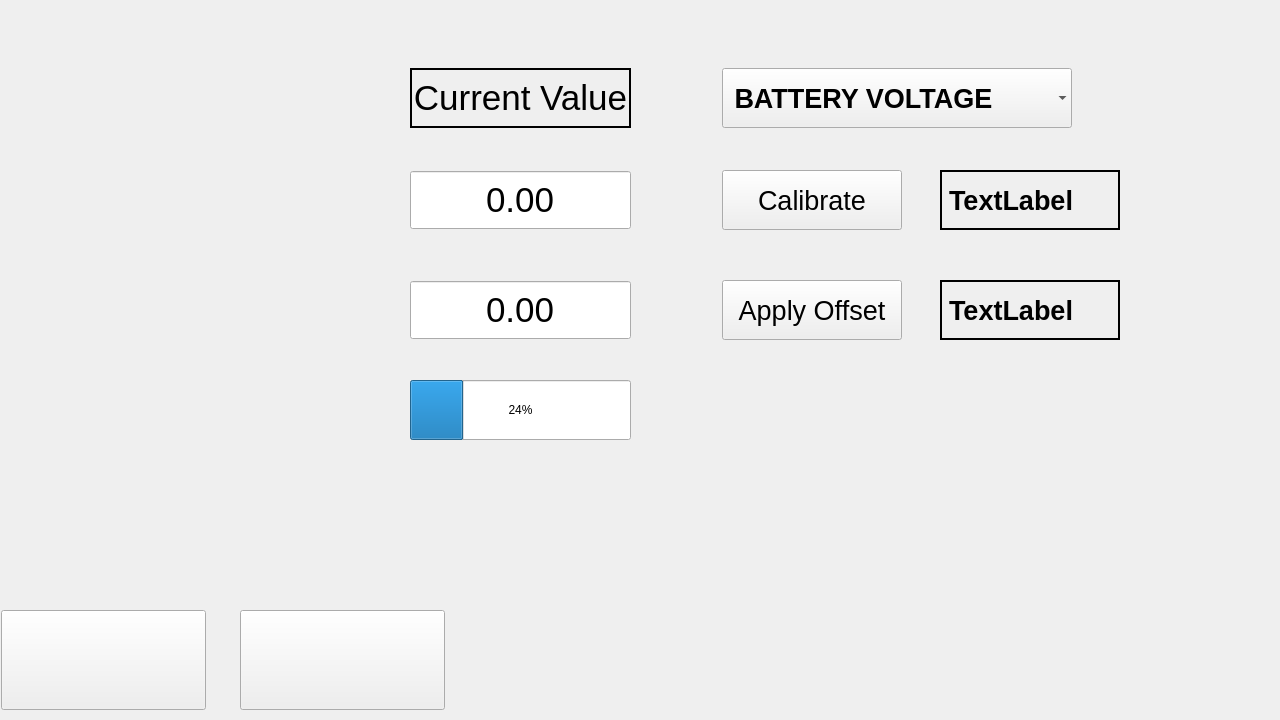
The window that mainwindow.ui (solarpieter/SP515_Display_2) describes before a commit, drawn with Qt 5.
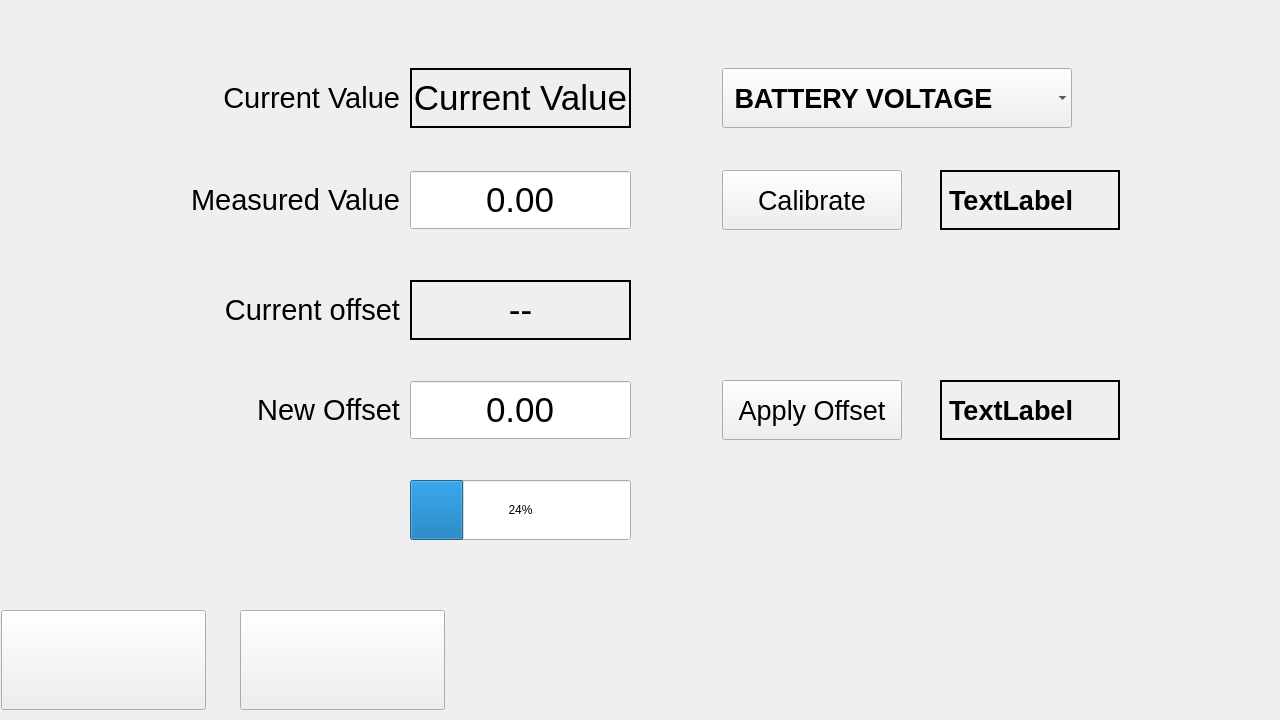
The same window after the commit. The open tabs and pages were chosen to show the change. Icons and pictures are not drawn. Custom widgets are drawn as their Qt base class.

Commit message: Calibration: the SP515 does the maths, Current offset box, channel table matches the combo box

Diff of the .ui file:
```diff
--- a/mainwindow.ui
+++ b/mainwindow.ui
@@ -1798,7 +1798,7 @@
       <property name="geometry">
        <rect>
         <x>410</x>
-        <y>380</y>
+        <y>480</y>
         <width>221</width>
         <height>60</height>
        </rect>
@@ -1842,7 +1842,7 @@
       <property name="geometry">
        <rect>
         <x>940</x>
-        <y>280</y>
+        <y>380</y>
         <width>180</width>
         <height>60</height>
        </rect>
@@ -1867,7 +1867,7 @@
       <property name="geometry">
        <rect>
         <x>722</x>
-        <y>280</y>
+        <y>380</y>
         <width>180</width>
         <height>60</height>
        </rect>
@@ -2036,7 +2036,7 @@
       <property name="geometry">
        <rect>
         <x>410</x>
-        <y>280</y>
+        <y>380</y>
         <width>221</width>
         <height>60</height>
        </rect>
@@ -2080,6 +2080,124 @@
        <double>999.990000000000009</double>
       </property>
      </widget>
+     <widget class="QLabel" name="label_cal_current_caption">
+      <property name="geometry">
+       <rect>
+        <x>20</x>
+        <y>68</y>
+        <width>380</width>
+        <height>60</height>
+       </rect>
+      </property>
+      <property name="font">
+       <font>
+        <pointsize>22</pointsize>
+       </font>
+      </property>
+      <property name="text">
+       <string>Current Value</string>
+      </property>
+      <property name="alignment">
+       <set>Qt::AlignmentFlag::AlignRight|Qt::AlignmentFlag::AlignVCenter</set>
+      </property>
+     </widget>
+     <widget class="QLabel" name="label_cal_measured_caption">
+      <property name="geometry">
+       <rect>
+        <x>20</x>
+        <y>170</y>
+        <width>380</width>
+        <height>60</height>
+       </rect>
+      </property>
+      <property name="font">
+       <font>
+        <pointsize>22</pointsize>
+       </font>
+      </property>
+      <property name="text">
+       <string>Measured Value</string>
+      </property>
+      <property name="alignment">
+       <set>Qt::AlignmentFlag::AlignRight|Qt::AlignmentFlag::AlignVCenter</set>
+      </property>
+     </widget>
+     <widget class="QLabel" name="label_cal_current_offset_caption">
+      <property name="geometry">
+       <rect>
+        <x>20</x>
+        <y>280</y>
+        <width>380</width>
+        <height>60</height>
+       </rect>
+      </property>
+      <property name="font">
+       <font>
+        <pointsize>22</pointsize>
+       </font>
+      </property>
+      <property name="text">
+       <string>Current offset</string>
+      </property>
+      <property name="alignment">
+       <set>Qt::AlignmentFlag::AlignRight|Qt::AlignmentFlag::AlignVCenter</set>
+      </property>
+     </widget>
+     <widget class="QLabel" name="label_current_offset">
+      <property name="geometry">
+       <rect>
+        <x>410</x>
+        <y>280</y>
+        <width>221</width>
+        <height>60</height>
+       </rect>
+      </property>
+      <property name="font">
+       <font>
+        <pointsize>26</pointsize>
+        <bold>false</bold>
+       </font>
+      </property>
+      <property name="frameShape">
+       <enum>QFrame::Shape::Box</enum>
+      </property>
+      <property name="frameShadow">
+       <enum>QFrame::Shadow::Plain</enum>
+      </property>
+      <property name="lineWidth">
+       <number>2</number>
+      </property>
+      <property name="midLineWidth">
+       <number>1</number>
+      </property>
+      <property name="text">
+       <string>--</string>
+      </property>
+      <property name="alignment">
+       <set>Qt::AlignmentFlag::AlignCenter</set>
+      </property>
+     </widget>
+     <widget class="QLabel" name="label_cal_new_offset_caption">
+      <property name="geometry">
+       <rect>
+        <x>20</x>
+        <y>380</y>
+        <width>380</width>
+        <height>60</height>
+       </rect>
+      </property>
+      <property name="font">
+       <font>
+        <pointsize>22</pointsize>
+       </font>
+      </property>
+      <property name="text">
+       <string>New Offset</string>
+      </property>
+      <property name="alignment">
+       <set>Qt::AlignmentFlag::AlignRight|Qt::AlignmentFlag::AlignVCenter</set>
+      </property>
+     </widget>
     </widget>
     <widget class="QWidget" name="pageBattery_settings">
      <property name="font">
```
The commit also changes 4 other files.
